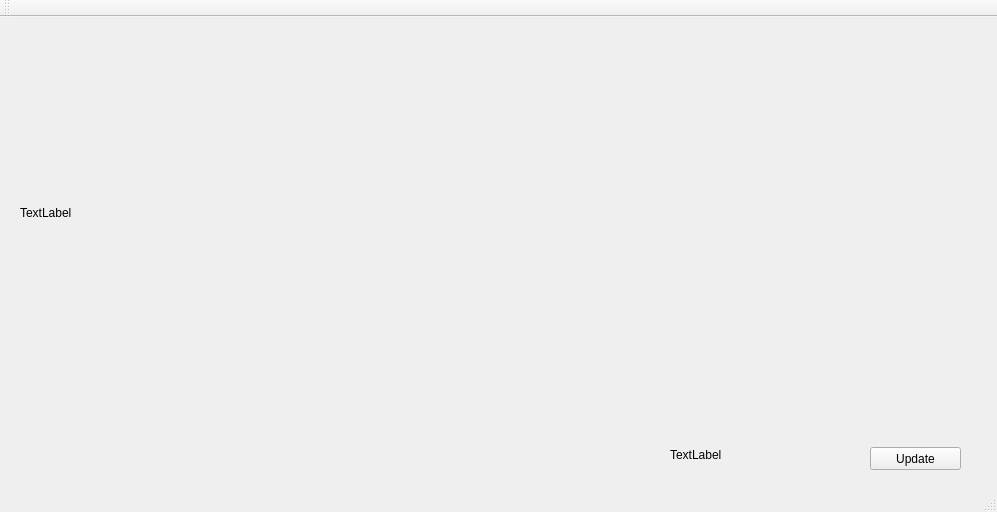
mrafcho001/LockheedInanimation, file resources/mainwindow.ui: the form before one commit.
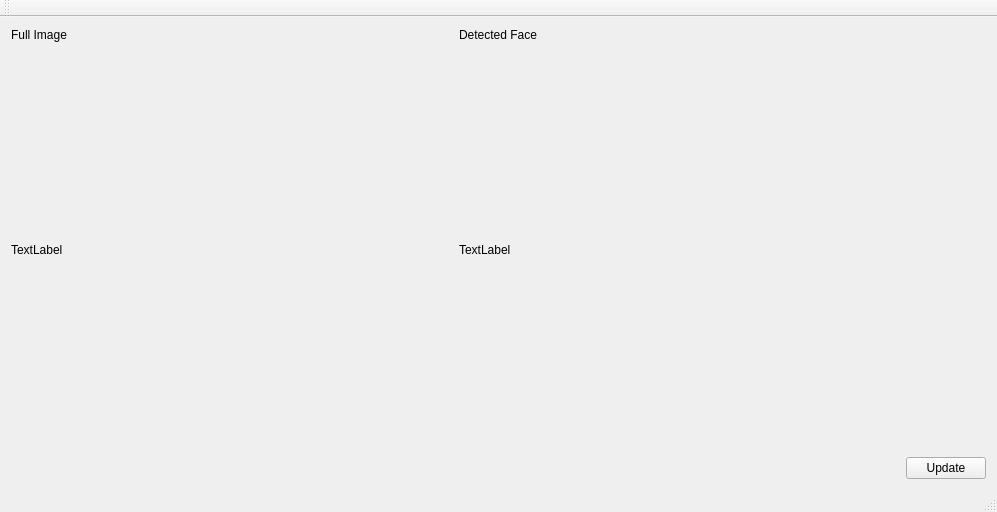
The form after the commit.

Commit message: Added 2 panes to MainWindow

Diff of the .ui file:
```diff
--- a/resources/mainwindow.ui
+++ b/resources/mainwindow.ui
@@ -14,45 +14,47 @@
    <string>MainWindow</string>
   </property>
   <widget class="QWidget" name="centralWidget">
+   <layout class="QVBoxLayout" name="verticalLayout">
+    <item>
+     <layout class="QGridLayout" name="gridLayout" rowstretch="1,100,1,0" columnstretch="10,10,1">
+      <item row="1" column="1">
+       <widget class="QLabel" name="label_3">
+        <property name="text">
+         <string>TextLabel</string>
+        </property>
+       </widget>
+      </item>
+      <item row="1" column="0">
    <widget class="QLabel" name="label">
-    <property name="geometry">
-     <rect>
-      <x>20</x>
-      <y>10</y>
-      <width>881</width>
-      <height>371</height>
-     </rect>
-    </property>
     <property name="text">
      <string>TextLabel</string>
     </property>
    </widget>
+      </item>
+      <item row="0" column="0">
+       <widget class="QLabel" name="label_2">
+        <property name="text">
+         <string>Full Image</string>
+        </property>
+       </widget>
+      </item>
+      <item row="0" column="1">
+       <widget class="QLabel" name="label_4">
+        <property name="text">
+         <string>Detected Face</string>
+        </property>
+       </widget>
+      </item>
+      <item row="2" column="2">
    <widget class="QPushButton" name="pbUpdate">
-    <property name="geometry">
-     <rect>
-      <x>870</x>
-      <y>430</y>
-      <width>91</width>
-      <height>23</height>
-     </rect>
-    </property>
     <property name="text">
      <string>Update</string>
     </property>
    </widget>
-   <widget class="QLabel" name="label_2">
-    <property name="geometry">
-     <rect>
-      <x>670</x>
-      <y>430</y>
-      <width>161</width>
-      <height>16</height>
-     </rect>
-    </property>
-    <property name="text">
-     <string>TextLabel</string>
-    </property>
-   </widget>
+      </item>
+     </layout>
+    </item>
+   </layout>
   </widget>
   <widget class="QMenuBar" name="menuBar">
    <property name="geometry">
```
Lines whose indentation alone changed are shown as unchanged. The commit also changes 2 other files.
